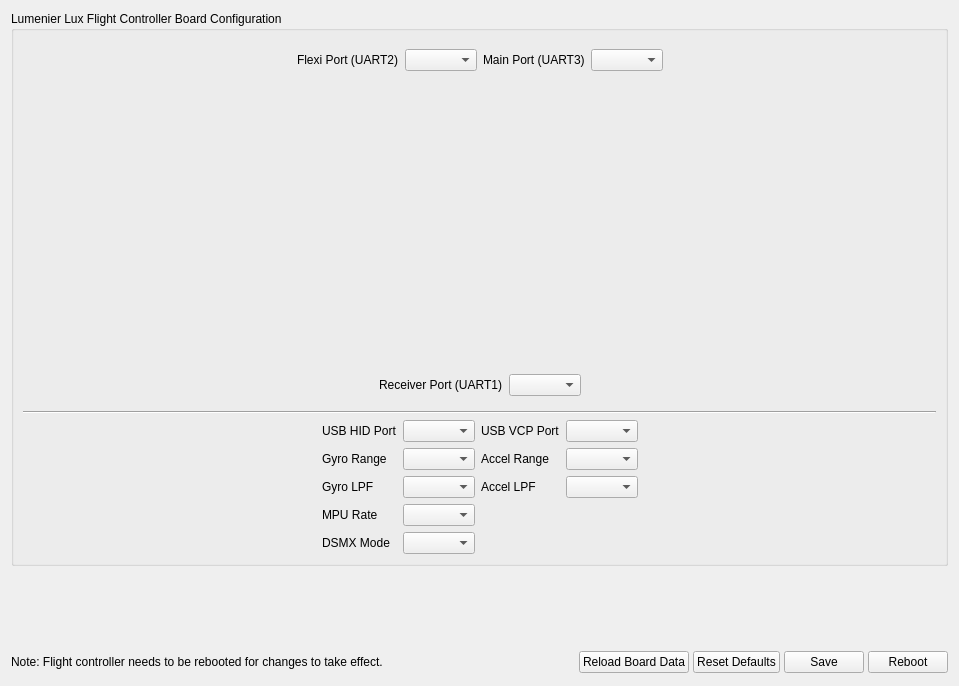
This is ground/gcs/src/plugins/boards_brotronics/luxconfiguration.ui in d-ronin/dRonin as Qt 5 draws it before an edit. The edited form follows.
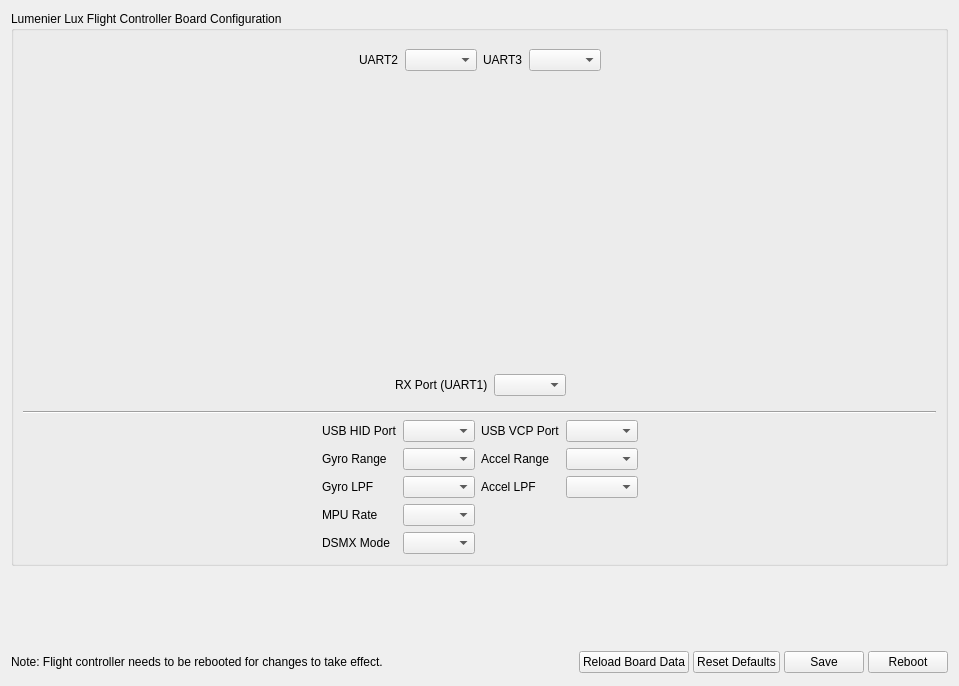
This is the edited form. Icons and pictures are not drawn.

Commit message:
Lux: Make ports match silkscreen
Remove unused PWM config, add UART1 tx config

Diff of the .ui file:
```diff
--- a/ground/gcs/src/plugins/boards_brotronics/luxconfiguration.ui
+++ b/ground/gcs/src/plugins/boards_brotronics/luxconfiguration.ui
@@ -100,7 +100,7 @@
                  <item>
                   <widget class="QLabel" name="lblFlexiPort">
                    <property name="text">
-                    <string>Flexi Port (UART2)</string>
+                    <string>UART2</string>
                    </property>
                   </widget>
                  </item>
@@ -118,7 +118,7 @@
                  <item>
                   <widget class="QLabel" name="lblMainPort">
                    <property name="text">
-                    <string>Main Port (UART3)</string>
+                    <string>UART3</string>
                    </property>
                   </widget>
                  </item>
@@ -230,7 +230,7 @@
                  <item>
                   <widget class="QLabel" name="lblRxPort">
                    <property name="text">
-                    <string>Receiver Port (UART1)</string>
+                    <string>RX Port (UART1)</string>
                    </property>
                   </widget>
                  </item>
```
Left out of the diff: 6 changed lines with no effect on the pictures. The commit also changes 4 other files.
